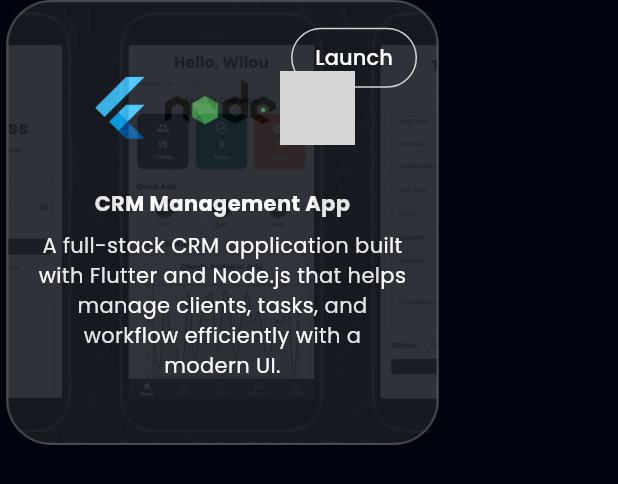
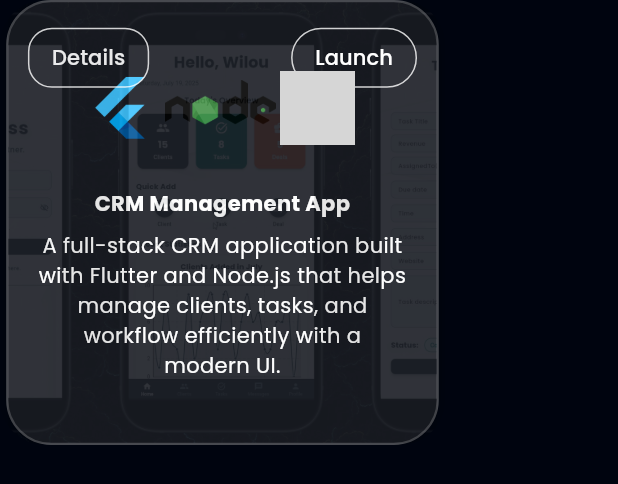
Before and after one commit to Elwaliid/walid_portfolio, a Flutter app: the ProjectCard widget shown alone on an empty page, opened directly with sample values from the repository, on a phone screen of 412 x 824 dp. Shown: the top 484 px of the screen. Run offline on Flutter 3.47's test engine with Material 3 defaults, Android fonts, the light colour scheme and no system bars; our stand-ins replace animated_text_kit, scrollable_positioned_list, sizer; missing offline and left inert: universal_html; grey boxes are pictures that could not be loaded.

Commit message:
project details screen
gonna display project title,more ddetailed ddescription about whats the app about , features,learning,challenges,used tools and who buttons launch and github, gonna add widget for scroll animationd text fade in before finishing this page and animate image blur to blur in 4s

```diff
--- a/lib/sections/portfolio/widgets/project_card.dart
+++ b/lib/sections/portfolio/widgets/project_card.dart
@@ -3,6 +3,7 @@ import 'package:mysite/core/colors.dart';
 
 import 'package:mysite/core/text_space_config/configs.dart';
 import 'package:mysite/core/responsivness/responsive.dart';
+import 'package:mysite/sections/portfolio/project_details.dart';
 import 'package:mysite/sections/portfolio/util/project_utils.dart';
 
 import 'package:sizer/sizer.dart';
@@ -190,52 +191,52 @@ class ProjectCardState extends State<ProjectCard> {
                   ),
                 ),
               ),
-              // Positioned(
-              //   top: 13,
-              //   left: 13,
-              //   child: Material(
-              //     color: Colors.transparent,
-              //     child: OutlinedButton(
-              //       onPressed: () {
-              //         Navigator.push(
-              //           context,
-              //           MaterialPageRoute(
-              //             builder: (context) => ProjectDetailsScreen(
-              //               project: widget.project,
-              //             ),
-              //           ),
-              //         );
-              //       },
-              //       style: OutlinedButton.styleFrom(
-              //         side: BorderSide(
-              //           color: effectiveIsHover
-              //               ? Colors.white.withOpacity(0.8)
-              //               : Colors.transparent,
-              //           width: Responsive.isDesktop(context) ? 1.5 : 1,
-              //         ),
-              //         shape: RoundedRectangleBorder(
-              //           borderRadius: BorderRadius.circular(16),
-              //         ),
-              //         padding: const EdgeInsets.symmetric(
-              //           horizontal: 16,
-              //           vertical: 8,
-              //         ),
-              //       ),
-              //       child: Text(
-              //         'Details',
-              //         style: TextStyle(
-              //           color: effectiveIsHover
-              //               // ignore: deprecated_member_use
-              //               ? const Color.fromARGB(255, 255, 255, 255)
-              //                   .withOpacity(0.9)
-              //               : Colors.transparent,
-              //           fontWeight: FontWeight.w500,
-              //           fontSize: 14,
-              //         ),
-              //       ),
-              //     ),
-              //   ),
-              // ),
+              Positioned(
+                top: 13,
+                left: 13,
+                child: Material(
+                  color: Colors.transparent,
+                  child: OutlinedButton(
+                    onPressed: () {
+                      Navigator.push(
+                        context,
+                        MaterialPageRoute(
+                          builder: (context) => ProjectDetailsScreen(
+                            project: widget.project,
+                          ),
+                        ),
+                      );
+                    },
+                    style: OutlinedButton.styleFrom(
+                      side: BorderSide(
+                        color: effectiveIsHover
+                            ? Colors.white.withOpacity(0.8)
+                            : Colors.transparent,
+                        width: Responsive.isDesktop(context) ? 1.5 : 1,
+                      ),
+                      shape: RoundedRectangleBorder(
+                        borderRadius: BorderRadius.circular(16),
+                      ),
+                      padding: const EdgeInsets.symmetric(
+                        horizontal: 16,
+                        vertical: 8,
+                      ),
+                    ),
+                    child: Text(
+                      'Details',
+                      style: TextStyle(
+                        color: effectiveIsHover
+                            // ignore: deprecated_member_use
+                            ? const Color.fromARGB(255, 255, 255, 255)
+                                .withOpacity(0.9)
+                            : Colors.transparent,
+                        fontWeight: FontWeight.w500,
+                        fontSize: 14,
+                      ),
+                    ),
+                  ),
+                ),
+              ),
             ],
           ),
         ),
```
Also changed, not shown: lib/sections/portfolio/project_details.dart (added, +142 -0 lines).
